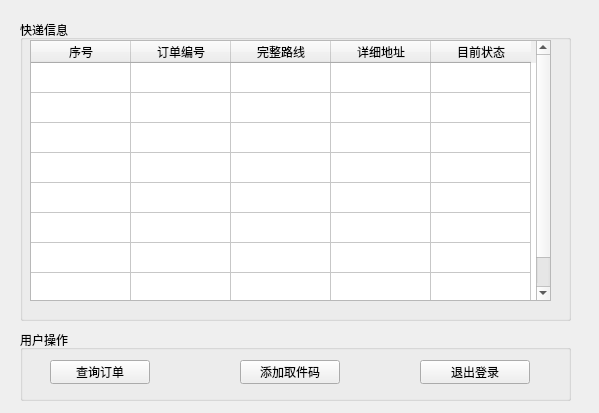
Before: the Qt Designer form modules/postman.ui in gfzyl/Parcel-System, drawn with Qt 5.
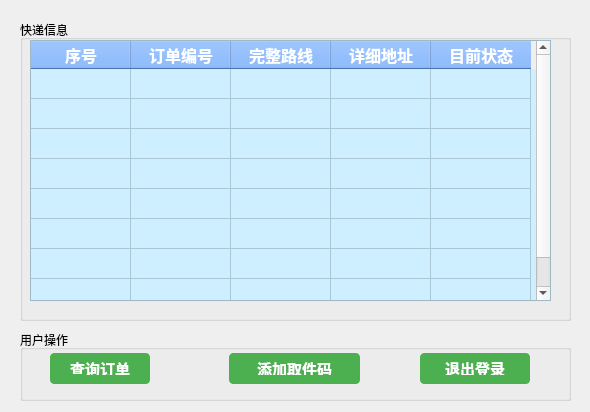
After: the same form once the commit is applied.

Commit message: postman完成

What changed in the file:
```diff
--- a/modules/postman.ui
+++ b/modules/postman.ui
@@ -6,8 +6,8 @@
    <rect>
     <x>0</x>
     <y>0</y>
-    <width>599</width>
-    <height>413</height>
+    <width>590</width>
+    <height>412</height>
    </rect>
   </property>
   <property name="windowTitle">
@@ -22,6 +22,54 @@
      <height>301</height>
     </rect>
    </property>
+   <property name="styleSheet">
+    <string notr="true">
+            QTableWidget {
+                font: 14px &quot;幼圆&quot;;
+                background-color: #cdefff;
+            }
+
+            QTableWidget::item {
+                font: 14px &quot;幼圆&quot;;
+            }
+
+            QHeaderView {
+                font: bold 16px &quot;幼圆&quot;;
+            }
+
+            QLabel {
+                color: #333;
+                font: 14px &quot;幼圆&quot;;
+                font-weight: bold;
+            }
+
+            QLineEdit {
+                padding: 8px;
+                font-size: 14px;
+                border: 1px solid #ccc;
+                border-radius: 4px;
+            }
+
+            QTableWidget::item:selected {
+                background-color: #a6a6a6;
+            }
+
+            QTableWidget QHeaderView::section {
+                background-color: #65a3ff;
+                color: white;
+                font-weight: bold;
+                font-size: 16px;
+            }
+
+            QTableWidget::item {
+                padding: 10px;
+            }
+
+            QTableWidget::item[列名=&quot;详细地址&quot;] {
+                width: 300px; /* Adjust the width as needed */
+            }
+        </string>
+   </property>
    <property name="title">
     <string>快递信息</string>
    </property>
@@ -122,16 +170,38 @@
      <height>71</height>
     </rect>
    </property>
+   <property name="styleSheet">
+    <string notr="true">
+            QPushButton {
+                padding: 8px 16px;
+                font-size: 15px;
+                font-weight: bold;
+                border: 1px solid #4CAF50;
+                border-radius: 4px;
+                color: #fff;
+                background-color: #4CAF50;
+            }
+
+            QPushButton:hover {
+                background-color: #45a049;
+                border: 1px solid #45a049;
+            }
+
+            QPushButton:pressed {
+                background-color: #3e8e41;
+            }
+        </string>
+   </property>
    <property name="title">
     <string>用户操作</string>
    </property>
    <widget class="QPushButton" name="pushButton">
     <property name="geometry">
      <rect>
-      <x>220</x>
-      <y>30</y>
-      <width>100</width>
-      <height>24</height>
+      <x>209</x>
+      <y>23</y>
+      <width>131</width>
+      <height>31</height>
      </rect>
     </property>
     <property name="text">
@@ -142,9 +212,9 @@
     <property name="geometry">
      <rect>
       <x>400</x>
-      <y>30</y>
+      <y>23</y>
       <width>110</width>
-      <height>24</height>
+      <height>31</height>
      </rect>
     </property>
     <property name="text">
@@ -155,9 +225,9 @@
     <property name="geometry">
      <rect>
       <x>30</x>
-      <y>30</y>
+      <y>23</y>
       <width>100</width>
-      <height>24</height>
+      <height>31</height>
      </rect>
     </property>
     <property name="text">
```
The commit also changes 6 other files.
